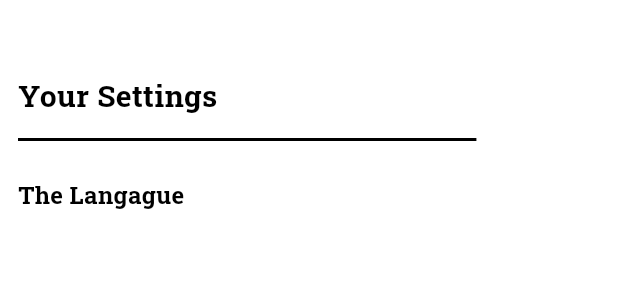
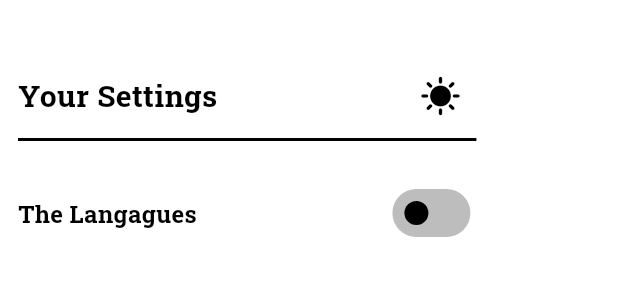
Before and after one commit to HasanBatal2900/Games-Store-App, a Flutter app: the AppDrawer widget shown alone on an empty page, opened directly, on a phone screen of 412 x 824 dp. Shown: the top 300 px of the screen. Run offline on Flutter 3.47's test engine with Material 3 defaults, Android fonts, the phone set to English and light mode, and no system bars; our stand-ins replace audioplayers, bloc, flutter_animate, flutter_bloc, flutter_slidable, flutter_spinkit and 8 more; missing offline and left inert: font_awesome_icon_class; accounts and stored records are empty.

Commit message:
add lang switcher

```diff
--- a/lib/core/widgets/app_drawer.dart
+++ b/lib/core/widgets/app_drawer.dart
@@ -2,6 +2,7 @@ import 'package:flutter/material.dart';
 import 'package:game_store/core/constants/padding.dart';
 import 'package:game_store/core/utils/styles.dart';
 import 'package:game_store/core/widgets/change_btn_theme.dart';
+import 'package:game_store/core/widgets/lang_switcher.dart';
 import 'package:gap/gap.dart';
 
 class AppDrawer extends StatelessWidget {
@@ -43,13 +44,20 @@ class AppDrawer extends StatelessWidget {
               child: const Divider(thickness: 2),
             ),
             const Gap(20),
+            Row(
+              crossAxisAlignment: CrossAxisAlignment.center,
+              mainAxisAlignment: MainAxisAlignment.spaceBetween,
+              children: [
                 Text(
-              "The Langague",
+                  "The Langagues",
                   style: Styles.textStyle16.copyWith(
                     color: Theme.of(context).colorScheme.onBackground,
                     fontFamily: "Robo",
                     fontWeight: FontWeight.bold,
                   ),
+                ),
+                const LangagueSwitcher(),
+              ],
             ),
           ],
         ),
--- a/lib/core/widgets/change_btn_theme.dart
+++ b/lib/core/widgets/change_btn_theme.dart
@@ -46,7 +46,7 @@ class _ChangeThemeButtonIconState extends State<ChangeThemeButtonIcon> {
               icon: const Icon(
                 Icons.nightlight_rounded,
                 color: Colors.white,
-                size: 24,
+                size: 28,
               ))
           : IconButton(
               key: const ValueKey(2),
@@ -58,8 +58,8 @@ class _ChangeThemeButtonIconState extends State<ChangeThemeButtonIcon> {
               },
               icon: const Icon(
                 Icons.sunny,
-                color: Colors.white,
-                size: 24,
+                color: Colors.black,
+                size: 28,
               ),
             ),
     );
--- /dev/null
+++ b/lib/core/widgets/lang_switcher.dart
@@ -0,0 +1,27 @@
+import 'package:flutter/material.dart';
+
+class LangagueSwitcher extends StatefulWidget {
+  const LangagueSwitcher({super.key});
+
+  @override
+  State<LangagueSwitcher> createState() => _LangagueSwitcherState();
+}
+
+class _LangagueSwitcherState extends State<LangagueSwitcher> {
+  bool value = false;
+  @override
+  Widget build(BuildContext context) {
+    return Switch(
+        activeColor: Colors.greenAccent.shade100,
+        activeTrackColor: Colors.greenAccent.shade400,
+        trackOutlineColor:
+            MaterialStateColor.resolveWith((states) => Colors.transparent),
+        inactiveTrackColor: Colors.grey.shade400,
+        value: value,
+        onChanged: (currentValue) {
+          setState(() {
+            value = currentValue;
+          });
+        });
+  }
+}
```
Lines whose indentation alone changed are shown as unchanged.
